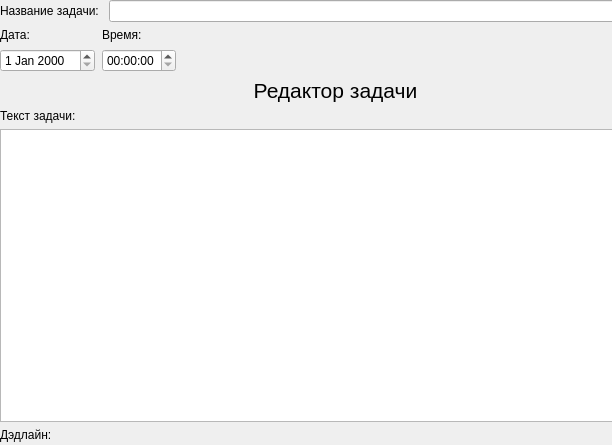
First picture: the form in addnewtask.ui, repository helenaklenina/KursachSiAOD, before the edit.
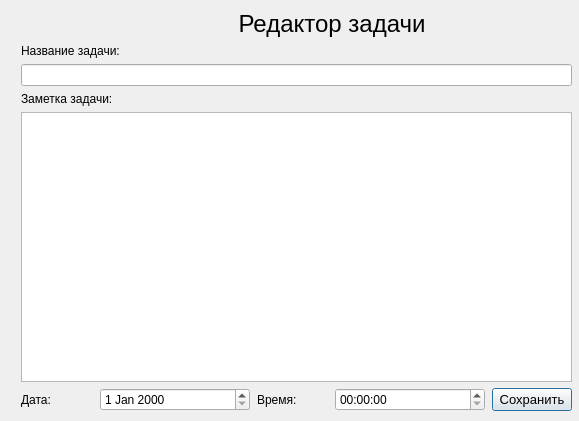
Second picture: the form after the edit.

Diff of the .ui file:
```diff
--- a/addnewtask.ui
+++ b/addnewtask.ui
@@ -6,8 +6,8 @@
    <rect>
     <x>0</x>
     <y>0</y>
-    <width>612</width>
-    <height>445</height>
+    <width>579</width>
+    <height>421</height>
    </rect>
   </property>
   <property name="windowTitle">
@@ -16,99 +16,14 @@
   <widget class="QWidget" name="">
    <property name="geometry">
     <rect>
-     <x>0</x>
-     <y>0</y>
-     <width>671</width>
-     <height>471</height>
+     <x>21</x>
+     <y>10</y>
+     <width>551</width>
+     <height>401</height>
     </rect>
    </property>
-   <layout class="QVBoxLayout" name="verticalLayout">
-    <item>
-     <layout class="QHBoxLayout" name="horizontalLayout_4">
-      <item>
-       <widget class="QLabel" name="label_11">
-        <property name="text">
-         <string>Название задачи: </string>
-        </property>
-       </widget>
-      </item>
-      <item>
-       <widget class="QLineEdit" name="lineEdit_4"/>
-      </item>
-     </layout>
-    </item>
-    <item>
-     <layout class="QFormLayout" name="formLayout_4">
-      <property name="fieldGrowthPolicy">
-       <enum>QFormLayout::ExpandingFieldsGrow</enum>
-      </property>
-      <property name="rowWrapPolicy">
-       <enum>QFormLayout::DontWrapRows</enum>
-      </property>
-      <property name="horizontalSpacing">
-       <number>7</number>
-      </property>
-      <property name="verticalSpacing">
-       <number>7</number>
-      </property>
-      <property name="topMargin">
-       <number>0</number>
-      </property>
-      <item row="0" column="0">
-       <widget class="QLabel" name="label_12">
-        <property name="text">
-         <string>Дата: </string>
-        </property>
-       </widget>
-      </item>
-      <item row="0" column="1">
-       <widget class="QLabel" name="label_13">
-        <property name="text">
-         <string>Время: </string>
-        </property>
-       </widget>
-      </item>
-      <item row="1" column="0">
-       <widget class="QDateEdit" name="dateEdit_4"/>
-      </item>
-      <item row="1" column="1">
-       <widget class="QTimeEdit" name="timeEdit_4"/>
-      </item>
-     </layout>
-    </item>
-    <item>
-     <widget class="QLabel" name="label">
-      <property name="font">
-       <font>
-        <pointsize>16</pointsize>
-       </font>
-      </property>
-      <property name="text">
-       <string>Редактор задачи</string>
-      </property>
-      <property name="alignment">
-       <set>Qt::AlignHCenter|Qt::AlignTop</set>
-      </property>
-     </widget>
-    </item>
-    <item>
-     <widget class="QLabel" name="label_14">
-      <property name="text">
-       <string>Текст задачи: </string>
-      </property>
-     </widget>
-    </item>
-    <item>
-     <widget class="QTextEdit" name="textEdit"/>
-    </item>
-    <item>
-     <widget class="QLabel" name="label_15">
-      <property name="text">
-       <string>Дэдлайн:</string>
-      </property>
-     </widget>
-    </item>
-    <item>
+   <layout class="QGridLayout" name="gridLayout">
+    <item row="5" column="6">
      <widget class="QPushButton" name="pushButton">
       <property name="sizePolicy">
        <sizepolicy hsizetype="Minimum" vsizetype="Fixed">
@@ -116,6 +31,12 @@
         <verstretch>40</verstretch>
        </sizepolicy>
       </property>
+      <property name="maximumSize">
+       <size>
+        <width>100</width>
+        <height>30</height>
+       </size>
+      </property>
       <property name="font">
        <font>
         <pointsize>10</pointsize>
@@ -126,6 +47,67 @@
       </property>
      </widget>
     </item>
+    <item row="5" column="0">
+     <widget class="QLabel" name="label_12">
+      <property name="text">
+       <string>Дата: </string>
+      </property>
+     </widget>
+    </item>
+    <item row="1" column="0" colspan="2">
+     <widget class="QLabel" name="label_11">
+      <property name="text">
+       <string>Название задачи: </string>
+      </property>
+     </widget>
+    </item>
+    <item row="0" column="2" colspan="4">
+     <widget class="QLabel" name="label">
+      <property name="text">
+       <string>&lt;html&gt;&lt;head/&gt;&lt;body&gt;&lt;p align=&quot;center&quot;&gt;&lt;span style=&quot; font-size:18pt;&quot;&gt;Редактор задачи&lt;/span&gt;&lt;/p&gt;&lt;/body&gt;&lt;/html&gt;</string>
+      </property>
+     </widget>
+    </item>
+    <item row="2" column="0" colspan="7">
+     <widget class="QLineEdit" name="lineEdit_4"/>
+    </item>
+    <item row="5" column="1" colspan="2">
+     <widget class="QDateEdit" name="dateEdit_4">
+      <property name="maximumSize">
+       <size>
+        <width>150</width>
+        <height>16777215</height>
+       </size>
+      </property>
+     </widget>
+    </item>
+    <item row="3" column="0" colspan="2">
+     <widget class="QLabel" name="label_14">
+      <property name="text">
+       <string>Заметка задачи: </string>
+      </property>
+     </widget>
+    </item>
+    <item row="4" column="0" colspan="7">
+     <widget class="QTextEdit" name="textEdit"/>
+    </item>
+    <item row="5" column="3">
+     <widget class="QLabel" name="label_13">
+      <property name="text">
+       <string>Время: </string>
+      </property>
+     </widget>
+    </item>
+    <item row="5" column="4" colspan="2">
+     <widget class="QTimeEdit" name="timeEdit_4">
+      <property name="maximumSize">
+       <size>
+        <width>150</width>
+        <height>16777215</height>
+       </size>
+      </property>
+     </widget>
+    </item>
    </layout>
   </widget>
  </widget>
```
